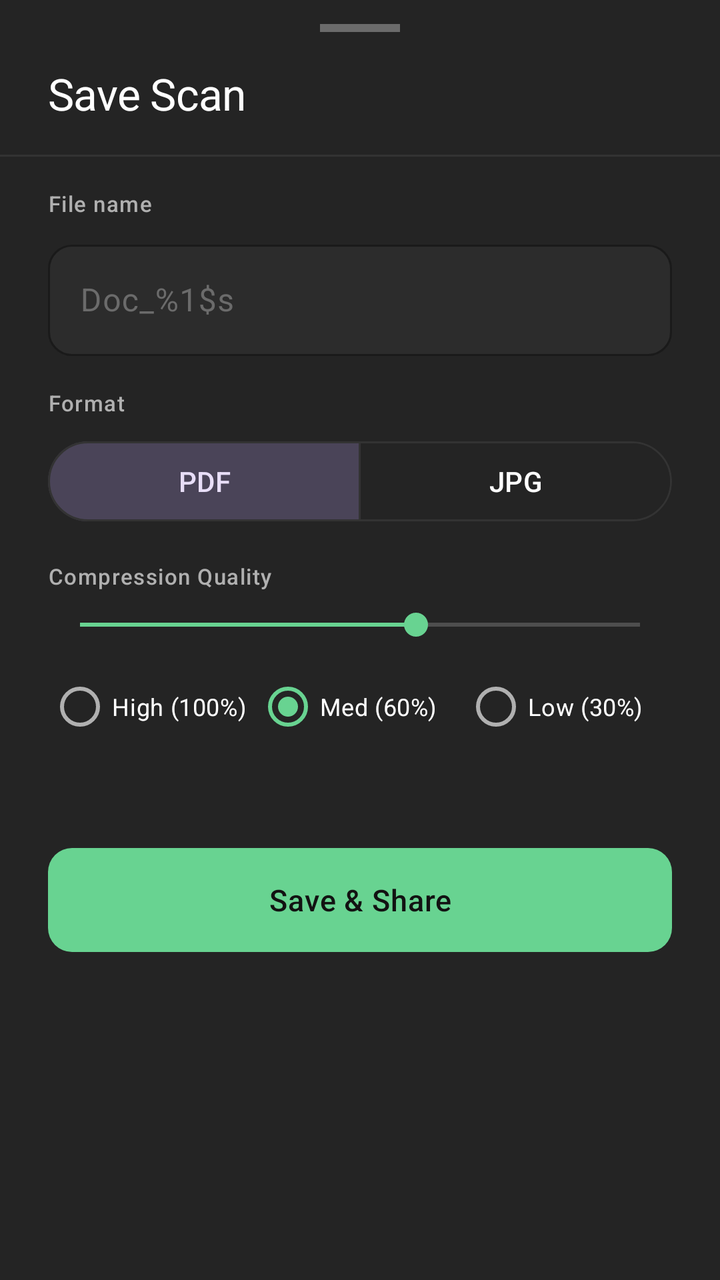
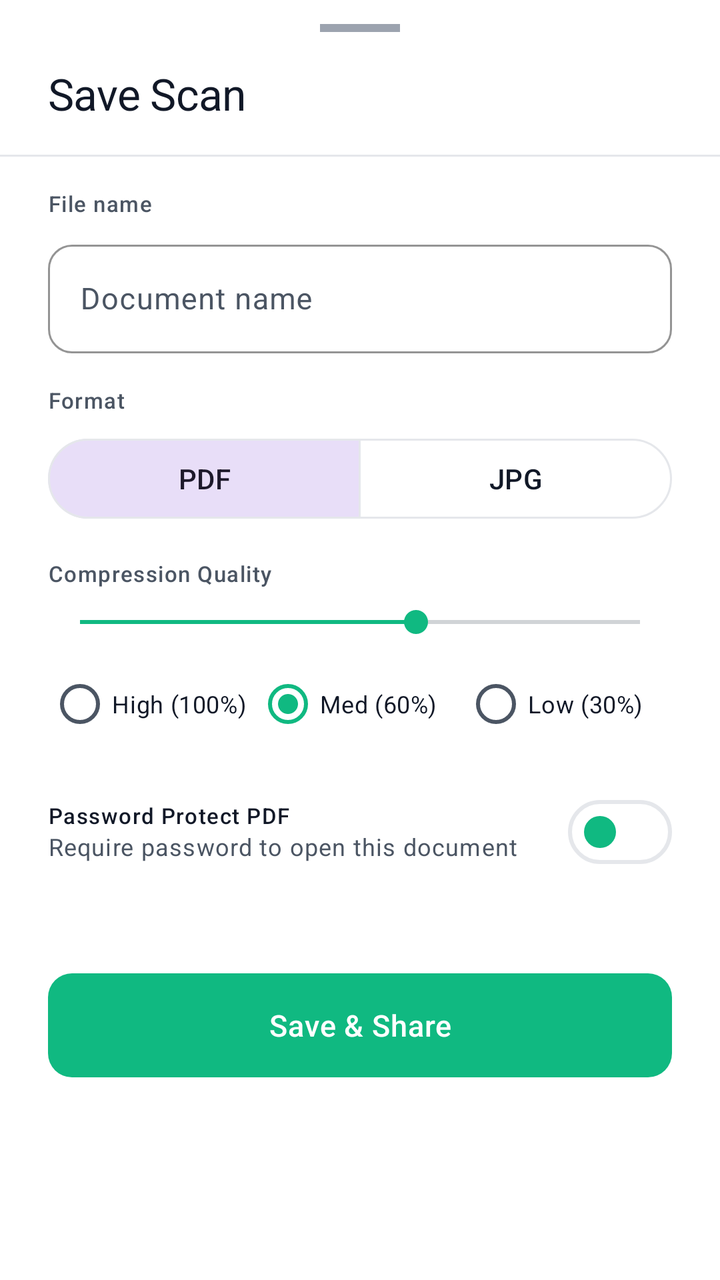

Screens rendered from an Android XML layout before and after an edit, with the pre-edit source and the edit as a unified diff.
<!-- AndroidManifest.xml: application theme Theme.AnScanner -->
<!-- res/layout/bottom_sheet_save_scan.xml -->
<?xml version="1.0" encoding="utf-8"?>
<LinearLayout xmlns:android="http://schemas.android.com/apk/res/android"
    xmlns:app="http://schemas.android.com/apk/res-auto"
    android:layout_width="match_parent"
    android:layout_height="wrap_content"
    android:orientation="vertical"
    android:background="@color/surface_card"
    android:paddingBottom="24dp">

    <View
        android:layout_width="@dimen/bottom_sheet_drag_handle_width"
        android:layout_height="@dimen/bottom_sheet_drag_handle_height"
        android:layout_gravity="center_horizontal"
        android:layout_marginTop="12dp"
        android:layout_marginBottom="16dp"
        android:background="@color/text_muted" />

    <LinearLayout
        android:layout_width="match_parent"
        android:layout_height="wrap_content"
        android:orientation="horizontal"
        android:paddingHorizontal="24dp"
        android:gravity="center_vertical"
        android:layout_marginBottom="16dp">
        
        <TextView
            android:id="@+id/tvSaveTitle"
            android:layout_width="0dp"
            android:layout_height="wrap_content"
            android:layout_weight="1"
            android:text="@string/save_title"
            android:textAppearance="@style/TextAppearance.AnScanner.Headline"
            android:textColor="@color/text_primary" />
            
        <TextView
            android:id="@+id/tvPageCount"
            android:layout_width="wrap_content"
            android:layout_height="wrap_content"
            android:textAppearance="@style/TextAppearance.AnScanner.Subtitle"
            android:textColor="@color/text_secondary" />
    </LinearLayout>

    <View
        android:layout_width="match_parent"
        android:layout_height="1dp"
        android:background="@color/divider"
        android:layout_marginBottom="16dp" />

    <LinearLayout
        android:layout_width="match_parent"
        android:layout_height="wrap_content"
        android:orientation="vertical"
        android:paddingHorizontal="24dp"
        android:layout_marginBottom="16dp">
        
        <TextView
            android:layout_width="wrap_content"
            android:layout_height="wrap_content"
            android:text="@string/save_file_name_label"
            android:textAppearance="@style/TextAppearance.AnScanner.Label"
            android:textColor="@color/text_secondary"
            android:layout_marginBottom="8dp" />
            
        <com.google.android.material.textfield.TextInputLayout
            android:id="@+id/tilFileName"
            style="@style/Widget.AnScanner.TextInputLayout"
            android:layout_width="match_parent"
            android:layout_height="wrap_content"
            app:boxCornerRadiusTopStart="@dimen/text_input_corner_radius"
            app:boxCornerRadiusTopEnd="@dimen/text_input_corner_radius"
            app:boxCornerRadiusBottomStart="@dimen/text_input_corner_radius"
            app:boxCornerRadiusBottomEnd="@dimen/text_input_corner_radius">
            
            <com.google.android.material.textfield.TextInputEditText
                android:id="@+id/etFileName"
                android:layout_width="match_parent"
                android:layout_height="wrap_content"
                android:hint="@string/save_file_name_default"
                android:inputType="text" />
        </com.google.android.material.textfield.TextInputLayout>
    </LinearLayout>

    <LinearLayout
        android:layout_width="match_parent"
        android:layout_height="wrap_content"
        android:orientation="vertical"
        android:paddingHorizontal="24dp"
        android:layout_marginBottom="16dp">
        
        <TextView
            android:layout_width="wrap_content"
            android:layout_height="wrap_content"
            android:text="Format"
            android:textAppearance="@style/TextAppearance.AnScanner.Label"
            android:textColor="@color/text_secondary"
            android:layout_marginBottom="8dp" />
            
        <com.google.android.material.button.MaterialButtonToggleGroup
            android:id="@+id/toggleFormat"
            android:layout_width="match_parent"
            android:layout_height="wrap_content"
            app:singleSelection="true"
            app:checkedButton="@+id/btnPdf">
            
            <com.google.android.material.button.MaterialButton
                android:id="@+id/btnPdf"
                style="@style/Widget.Material3.Button.OutlinedButton"
                android:layout_width="0dp"
                android:layout_height="wrap_content"
                android:layout_weight="1"
                android:text="@string/save_format_pdf" />
                
            <com.google.android.material.button.MaterialButton
                android:id="@+id/btnJpg"
                style="@style/Widget.Material3.Button.OutlinedButton"
                android:layout_width="0dp"
                android:layout_height="wrap_content"
                android:layout_weight="1"
                android:text="@string/save_format_jpg" />
        </com.google.android.material.button.MaterialButtonToggleGroup>
    </LinearLayout>

    <LinearLayout
        android:layout_width="match_parent"
        android:layout_height="wrap_content"
        android:orientation="vertical"
        android:paddingHorizontal="24dp"
        android:layout_marginBottom="16dp">

        <LinearLayout
            android:layout_width="match_parent"
            android:layout_height="wrap_content"
            android:orientation="horizontal"
            android:gravity="center_vertical"
            android:layout_marginBottom="8dp">

            <TextView
                android:layout_width="0dp"
                android:layout_height="wrap_content"
                android:layout_weight="1"
                android:text="Compression Quality"
                android:textAppearance="@style/TextAppearance.AnScanner.Label"
                android:textColor="@color/text_secondary" />

            <TextView
                android:id="@+id/tvTargetSize"
                android:layout_width="wrap_content"
                android:layout_height="wrap_content"
                android:textAppearance="@style/TextAppearance.AnScanner.Label"
                android:textColor="@color/accent_mint"
                android:textStyle="bold" />
        </LinearLayout>

        <SeekBar
            android:id="@+id/sbQuality"
            android:layout_width="match_parent"
            android:layout_height="wrap_content"
            android:max="100"
            android:progress="60"
            android:progressTint="@color/accent_mint"
            android:thumbTint="@color/accent_mint"
            android:layout_marginBottom="8dp" />

        <RadioGroup
            android:id="@+id/rgQuality"
            android:layout_width="match_parent"
            android:layout_height="wrap_content"
            android:orientation="horizontal">

            <com.google.android.material.radiobutton.MaterialRadioButton
                android:id="@+id/rbHigh"
                android:layout_width="0dp"
                android:layout_height="wrap_content"
                android:layout_weight="1"
                android:text="High (100%)"
                android:textSize="12sp"
                android:textColor="@color/text_primary" />

            <com.google.android.material.radiobutton.MaterialRadioButton
                android:id="@+id/rbMedium"
                android:layout_width="0dp"
                android:layout_height="wrap_content"
                android:layout_weight="1"
                android:checked="true"
                android:text="Med (60%)"
                android:textSize="12sp"
                android:textColor="@color/text_primary" />

            <com.google.android.material.radiobutton.MaterialRadioButton
                android:id="@+id/rbLow"
                android:layout_width="0dp"
                android:layout_height="wrap_content"
                android:layout_weight="1"
                android:text="Low (30%)"
                android:textSize="12sp"
                android:textColor="@color/text_primary" />
        </RadioGroup>
    </LinearLayout>
    
    <TextView
        android:id="@+id/tvSizeBadge"
        android:layout_width="match_parent"
        android:layout_height="wrap_content"
        android:gravity="center"
        android:textAppearance="@style/TextAppearance.AnScanner.Label"
        android:textColor="@color/text_muted"
        android:layout_marginHorizontal="24dp"
        android:layout_marginBottom="16dp" />

    <com.google.android.material.button.MaterialButton
        android:id="@+id/btnSaveShare"
        style="@style/Widget.AnScanner.Button.Primary"
        android:layout_width="match_parent"
        android:layout_height="@dimen/button_height_primary"
        android:layout_marginHorizontal="24dp"
        android:text="@string/save_button" />

</LinearLayout>
<!-- resources referenced by this layout -->
<resources>
  <color name="accent_mint">#FF68D391</color>
  <color name="divider">#FF333333</color>
  <color name="surface_card">#FF242424</color>
  <color name="text_muted">#FF6B6B6B</color>
  <color name="text_primary">#FFFFFFFF</color>
  <color name="text_secondary">#FFB0B0B0</color>
  <string name="save_file_name_default">Doc_%1$s</string>
  <style name="Widget.AnScanner.TextInputLayout" parent="Widget.Material3.TextInputLayout.OutlinedBox">
          <item name="boxCornerRadiusTopStart">@dimen/text_input_corner_radius</item>
          <item name="boxCornerRadiusTopEnd">@dimen/text_input_corner_radius</item>
          <item name="boxCornerRadiusBottomStart">@dimen/text_input_corner_radius</item>
          <item name="boxCornerRadiusBottomEnd">@dimen/text_input_corner_radius</item>
          <item name="boxStrokeColor">@color/divider</item>
          <item name="boxStrokeWidth">1dp</item>
          <item name="boxBackgroundColor">@color/surface_elevated</item>
          <item name="hintTextColor">@color/text_muted</item>
          <item name="android:textColorHint">@color/text_muted</item>
          <item name="boxStrokeWidthFocused">2dp</item>
      </style>
  <style name="Theme.AnScanner" parent="Theme.Material3.Dark.NoActionBar">
  
          
          <item name="colorPrimary">@color/md_theme_primary</item>
          <item name="colorOnPrimary">@color/md_theme_onPrimary</item>
          <item name="colorPrimaryContainer">@color/md_theme_primaryContainer</item>
          <item name="colorOnPrimaryContainer">@color/md_theme_onPrimaryContainer</item>
  
          <item name="colorSecondary">@color/md_theme_secondary</item>
          <item name="colorOnSecondary">@color/md_theme_onSecondary</item>
  
          <item name="colorError">@color/md_theme_error</item>
          <item name="colorOnError">@color/md_theme_onError</item>
  
          <item name="android:colorBackground">@color/md_theme_background</item>
          <item name="colorOnBackground">@color/md_theme_onBackground</item>
  
          <item name="colorSurface">@color/md_theme_surface</item>
          <item name="colorOnSurface">@color/md_theme_onSurface</item>
          <item name="colorSurfaceVariant">@color/md_theme_surfaceVariant</item>
          <item name="colorOnSurfaceVariant">@color/md_theme_onSurfaceVariant</item>
  
          <item name="colorOutline">@color/md_theme_outline</item>
  
          
          <item name="android:statusBarColor">@color/status_bar</item>
          <item name="android:navigationBarColor">@color/navigation_bar</item>
          <item name="android:windowLightStatusBar">false</item>
          <item name="android:windowLightNavigationBar">false</item>
  
          
          <item name="android:windowBackground">@color/background_primary</item>
  
          
          <item name="android:textColorPrimary">@color/text_primary</item>
          <item name="android:textColorSecondary">@color/text_secondary</item>
          <item name="android:textColorHint">@color/text_hint</item>
  
          
          <item name="materialButtonStyle">@style/Widget.AnScanner.Button.Primary</item>
          <item name="materialCardViewStyle">@style/Widget.AnScanner.CardView</item>
          <item name="textInputStyle">@style/Widget.AnScanner.TextInputLayout</item>
          <item name="bottomSheetDialogTheme">@style/Theme.AnScanner.BottomSheet</item>
  
          
          <item name="shapeAppearanceSmallComponent">@style/ShapeAppearance.AnScanner.SmallComponent</item>
          <item name="shapeAppearanceMediumComponent">@style/ShapeAppearance.AnScanner.MediumComponent</item>
          <item name="shapeAppearanceLargeComponent">@style/ShapeAppearance.AnScanner.LargeComponent</item>
  
      </style>
  <color name="text_on_accent">#FF121212</color>
  <color name="accent_mint_ripple">#3368D391</color>
  <color name="surface_elevated">#FF2C2C2C</color>
  <color name="md_theme_primary">#FF68D391</color>
  <color name="md_theme_onPrimary">#FF121212</color>
  <color name="md_theme_primaryContainer">#FF2C2C2C</color>
  <color name="md_theme_onPrimaryContainer">#FF9AE6B4</color>
  <color name="md_theme_secondary">#FF48BB78</color>
  <color name="md_theme_onSecondary">#FF121212</color>
  <color name="md_theme_background">#FF121212</color>
  <color name="md_theme_onBackground">#FFFFFFFF</color>
  <color name="md_theme_surface">#FF1A1A1A</color>
  <color name="md_theme_onSurface">#FFFFFFFF</color>
  <color name="md_theme_surfaceVariant">#FF242424</color>
  <color name="md_theme_onSurfaceVariant">#FFB0B0B0</color>
  <color name="md_theme_outline">#FF333333</color>
  <color name="status_bar">#FF121212</color>
  <color name="navigation_bar">#FF1A1A1A</color>
  <color name="background_primary">#FF121212</color>
  <color name="text_hint">#FF555555</color>
  <!-- unchanged entries left out for length: 30 -->
</resources>

<!-- the commit's change to res/layout/bottom_sheet_save_scan.xml (unified diff, before → after) -->
@@ -66,6 +66,7 @@
             style="@style/Widget.AnScanner.TextInputLayout"
             android:layout_width="match_parent"
             android:layout_height="wrap_content"
+            android:hint="@string/save_file_name_hint"
             app:boxCornerRadiusTopStart="@dimen/text_input_corner_radius"
             app:boxCornerRadiusTopEnd="@dimen/text_input_corner_radius"
             app:boxCornerRadiusBottomStart="@dimen/text_input_corner_radius"
@@ -75,7 +76,8 @@
                 android:id="@+id/etFileName"
                 android:layout_width="match_parent"
                 android:layout_height="wrap_content"
-                android:hint="@string/save_file_name_default"
+                android:textColor="?attr/colorOnSurface"
+                android:textColorHint="@color/text_secondary"
                 android:inputType="text" />
         </com.google.android.material.textfield.TextInputLayout>
     </LinearLayout>
@@ -196,6 +198,96 @@
                 android:textColor="@color/text_primary" />
         </RadioGroup>
     </LinearLayout>
+
+    
+    <LinearLayout
+        android:id="@+id/layoutPdfSecurity"
+        android:layout_width="match_parent"
+        android:layout_height="wrap_content"
+        android:orientation="vertical"
+        android:paddingHorizontal="24dp"
+        android:layout_marginBottom="16dp">
+
+        <LinearLayout
+            android:layout_width="match_parent"
+            android:layout_height="wrap_content"
+            android:orientation="horizontal"
+            android:gravity="center_vertical">
+
+            <LinearLayout
+                android:layout_width="0dp"
+                android:layout_height="wrap_content"
+                android:layout_weight="1"
+                android:orientation="vertical">
+
+                <TextView
+                    android:layout_width="wrap_content"
+                    android:layout_height="wrap_content"
+                    android:text="@string/save_password_protect_title"
+                    android:textAppearance="@style/TextAppearance.AnScanner.Label"
+                    android:textColor="@color/text_primary" />
+
+                <TextView
+                    android:layout_width="wrap_content"
+                    android:layout_height="wrap_content"
+                    android:text="@string/save_password_protect_desc"
+                    android:textAppearance="@style/TextAppearance.AnScanner.Caption"
+                    android:textColor="@color/text_secondary" />
+            </LinearLayout>
+
+            <com.google.android.material.materialswitch.MaterialSwitch
+                android:id="@+id/switchPasswordProtect"
+                android:layout_width="wrap_content"
+                android:layout_height="wrap_content"
+                app:thumbTint="@color/accent_mint"
+                app:trackTint="@color/surface_card" />
+        </LinearLayout>
+
+        <LinearLayout
+            android:id="@+id/layoutPasswordInputs"
+            android:layout_width="match_parent"
+            android:layout_height="wrap_content"
+            android:orientation="vertical"
+            android:layout_marginTop="12dp"
+            android:visibility="gone">
+
+            <com.google.android.material.textfield.TextInputLayout
+                android:id="@+id/tilPassword"
+                style="@style/Widget.AnScanner.TextInputLayout"
+                android:layout_width="match_parent"
+                android:layout_height="wrap_content"
+                app:passwordToggleEnabled="true"
+                android:hint="@string/save_password_hint"
+                android:layout_marginBottom="8dp">
+
+                <com.google.android.material.textfield.TextInputEditText
+                    android:id="@+id/etPassword"
+                    android:layout_width="match_parent"
+                    android:layout_height="wrap_content"
+                    android:textColor="?attr/colorOnSurface"
+                    android:textColorHint="@color/text_secondary"
+                    android:inputType="textPassword" />
+            </com.google.android.material.textfield.TextInputLayout>
+
+            <com.google.android.material.textfield.TextInputLayout
+                android:id="@+id/tilConfirmPassword"
+                style="@style/Widget.AnScanner.TextInputLayout"
+                android:layout_width="match_parent"
+                android:layout_height="wrap_content"
+                app:passwordToggleEnabled="true"
+                android:hint="@string/save_password_confirm_hint">
+
+                <com.google.android.material.textfield.TextInputEditText
+                    android:id="@+id/etConfirmPassword"
+                    android:layout_width="match_parent"
+                    android:layout_height="wrap_content"
+                    android:textColor="?attr/colorOnSurface"
+                    android:textColorHint="@color/text_secondary"
+                    android:inputType="textPassword" />
+            </com.google.android.material.textfield.TextInputLayout>
+
+        </LinearLayout>
+    </LinearLayout>
     
     <TextView
         android:id="@+id/tvSizeBadge"
<!-- resource entries referenced after the edit -->
@@ -1,12 +1,21 @@
 <!-- resources referenced by this layout -->
 <resources>
-  <color name="accent_mint">#FF68D391</color>
-  <color name="divider">#FF333333</color>
-  <color name="surface_card">#FF242424</color>
-  <color name="text_muted">#FF6B6B6B</color>
-  <color name="text_primary">#FFFFFFFF</color>
-  <color name="text_secondary">#FFB0B0B0</color>
-  <string name="save_file_name_default">Doc_%1$s</string>
+  <color name="accent_mint">#FF10B981</color>
+  <color name="divider">#FFE5E7EB</color>
+  <color name="surface_card">#FFFFFFFF</color>
+  <color name="text_muted">#FF9CA3AF</color>
+  <color name="text_primary">#FF111827</color>
+  <color name="text_secondary">#FF4B5563</color>
+  <string name="save_file_name_hint">Document name</string>
+  <string name="save_password_confirm_hint">Confirm Password</string>
+  <string name="save_password_hint">PDF Password</string>
+  <string name="save_password_protect_desc">Require password to open this document</string>
+  <string name="save_password_protect_title">Password Protect PDF</string>
+  <style name="TextAppearance.AnScanner.Caption" parent="TextAppearance.Material3.BodySmall">
+          <item name="android:textColor">@color/text_secondary</item>
+          <item name="android:textSize">12sp</item>
+          <item name="android:fontFamily">sans-serif</item>
+      </style>
   <style name="Widget.AnScanner.TextInputLayout" parent="Widget.Material3.TextInputLayout.OutlinedBox">
           <item name="boxCornerRadiusTopStart">@dimen/text_input_corner_radius</item>
           <item name="boxCornerRadiusTopEnd">@dimen/text_input_corner_radius</item>
@@ -15,11 +24,12 @@
           <item name="boxStrokeColor">@color/divider</item>
           <item name="boxStrokeWidth">1dp</item>
           <item name="boxBackgroundColor">@color/surface_elevated</item>
-          <item name="hintTextColor">@color/text_muted</item>
-          <item name="android:textColorHint">@color/text_muted</item>
+          <item name="hintTextColor">@color/accent_mint</item>
+          <item name="android:textColorHint">@color/text_secondary</item>
           <item name="boxStrokeWidthFocused">2dp</item>
+          <item name="materialThemeOverlay">@style/ThemeOverlay.AnScanner.TextInput</item>
       </style>
-  <style name="Theme.AnScanner" parent="Theme.Material3.Dark.NoActionBar">
+  <style name="Theme.AnScanner" parent="Theme.Material3.DayNight.NoActionBar">
   
           
           <item name="colorPrimary">@color/md_theme_primary</item>
@@ -46,8 +56,8 @@
           
           <item name="android:statusBarColor">@color/status_bar</item>
           <item name="android:navigationBarColor">@color/navigation_bar</item>
-          <item name="android:windowLightStatusBar">false</item>
-          <item name="android:windowLightNavigationBar">false</item>
+          <item name="android:windowLightStatusBar">true</item>
+          <item name="android:windowLightNavigationBar">true</item>
   
           
           <item name="android:windowBackground">@color/background_primary</item>
@@ -61,6 +71,7 @@
           <item name="materialButtonStyle">@style/Widget.AnScanner.Button.Primary</item>
           <item name="materialCardViewStyle">@style/Widget.AnScanner.CardView</item>
           <item name="textInputStyle">@style/Widget.AnScanner.TextInputLayout</item>
+          <item name="editTextStyle">@style/Widget.AnScanner.TextInputEditText</item>
           <item name="bottomSheetDialogTheme">@style/Theme.AnScanner.BottomSheet</item>
   
           
@@ -68,27 +79,46 @@
           <item name="shapeAppearanceMediumComponent">@style/ShapeAppearance.AnScanner.MediumComponent</item>
           <item name="shapeAppearanceLargeComponent">@style/ShapeAppearance.AnScanner.LargeComponent</item>
   
+          
+          <item name="android:windowAnimationStyle">@style/Animation.AnScanner.Activity</item>
+  
       </style>
-  <color name="text_on_accent">#FF121212</color>
-  <color name="accent_mint_ripple">#3368D391</color>
-  <color name="surface_elevated">#FF2C2C2C</color>
-  <color name="md_theme_primary">#FF68D391</color>
-  <color name="md_theme_onPrimary">#FF121212</color>
-  <color name="md_theme_primaryContainer">#FF2C2C2C</color>
-  <color name="md_theme_onPrimaryContainer">#FF9AE6B4</color>
-  <color name="md_theme_secondary">#FF48BB78</color>
-  <color name="md_theme_onSecondary">#FF121212</color>
-  <color name="md_theme_background">#FF121212</color>
-  <color name="md_theme_onBackground">#FFFFFFFF</color>
-  <color name="md_theme_surface">#FF1A1A1A</color>
-  <color name="md_theme_onSurface">#FFFFFFFF</color>
-  <color name="md_theme_surfaceVariant">#FF242424</color>
-  <color name="md_theme_onSurfaceVariant">#FFB0B0B0</color>
-  <color name="md_theme_outline">#FF333333</color>
-  <color name="status_bar">#FF121212</color>
-  <color name="navigation_bar">#FF1A1A1A</color>
-  <color name="background_primary">#FF121212</color>
-  <color name="text_hint">#FF555555</color>
+  <color name="text_on_accent">#FFFFFFFF</color>
+  <color name="accent_mint_ripple">#3310B981</color>
+  <color name="surface_elevated">#FFFFFFFF</color>
+  <style name="ThemeOverlay.AnScanner.TextInput" parent="">
+          <item name="editTextStyle">@style/Widget.AnScanner.TextInputEditText</item>
+          <item name="android:textColorPrimary">?attr/colorOnSurface</item>
+          <item name="android:textColor">?attr/colorOnSurface</item>
+      </style>
+  <color name="md_theme_primary">#FF10B981</color>
+  <color name="md_theme_onPrimary">#FFFFFFFF</color>
+  <color name="md_theme_primaryContainer">#FFE6F4EA</color>
+  <color name="md_theme_onPrimaryContainer">#FF065F46</color>
+  <color name="md_theme_secondary">#FF059669</color>
+  <color name="md_theme_onSecondary">#FFFFFFFF</color>
+  <color name="md_theme_background">#FFF8F9FA</color>
+  <color name="md_theme_onBackground">#FF111827</color>
+  <color name="md_theme_surface">#FFFFFFFF</color>
+  <color name="md_theme_onSurface">#FF111827</color>
+  <color name="md_theme_surfaceVariant">#FFF1F3F5</color>
+  <color name="md_theme_onSurfaceVariant">#FF4B5563</color>
+  <color name="md_theme_outline">#FFE5E7EB</color>
+  <color name="status_bar">#FFF8F9FA</color>
+  <color name="navigation_bar">#FFFFFFFF</color>
+  <color name="background_primary">#FFF8F9FA</color>
+  <color name="text_hint">#FF9CA3AF</color>
+  <style name="Widget.AnScanner.TextInputEditText" parent="Widget.Material3.TextInputEditText.OutlinedBox">
+          <item name="android:textColor">?attr/colorOnSurface</item>
+          <item name="android:textColorHint">@color/text_secondary</item>
+          <item name="android:textSize">15sp</item>
+      </style>
+  <style name="Animation.AnScanner.Activity" parent="@android:style/Animation.Activity">
+          <item name="android:activityOpenEnterAnimation">@anim/slide_in_right</item>
+          <item name="android:activityOpenExitAnimation">@anim/slide_out_left</item>
+          <item name="android:activityCloseEnterAnimation">@anim/slide_in_left</item>
+          <item name="android:activityCloseExitAnimation">@anim/slide_out_right</item>
+      </style>
   <!-- unchanged entries left out for length: 30 -->
 </resources>
 
